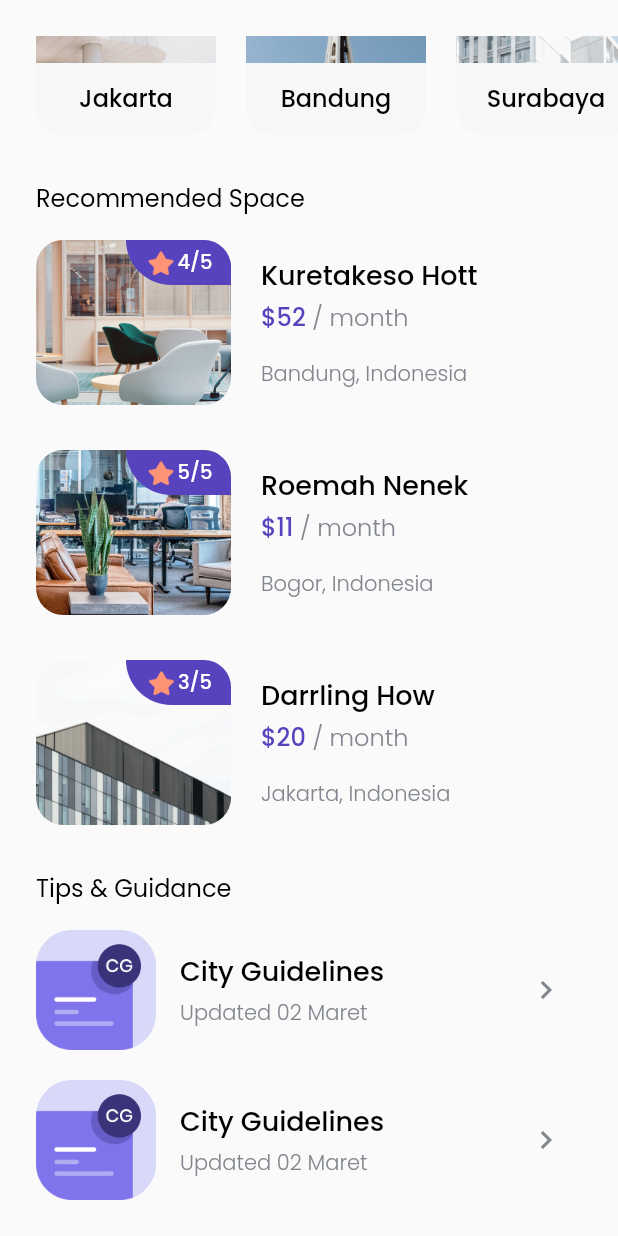
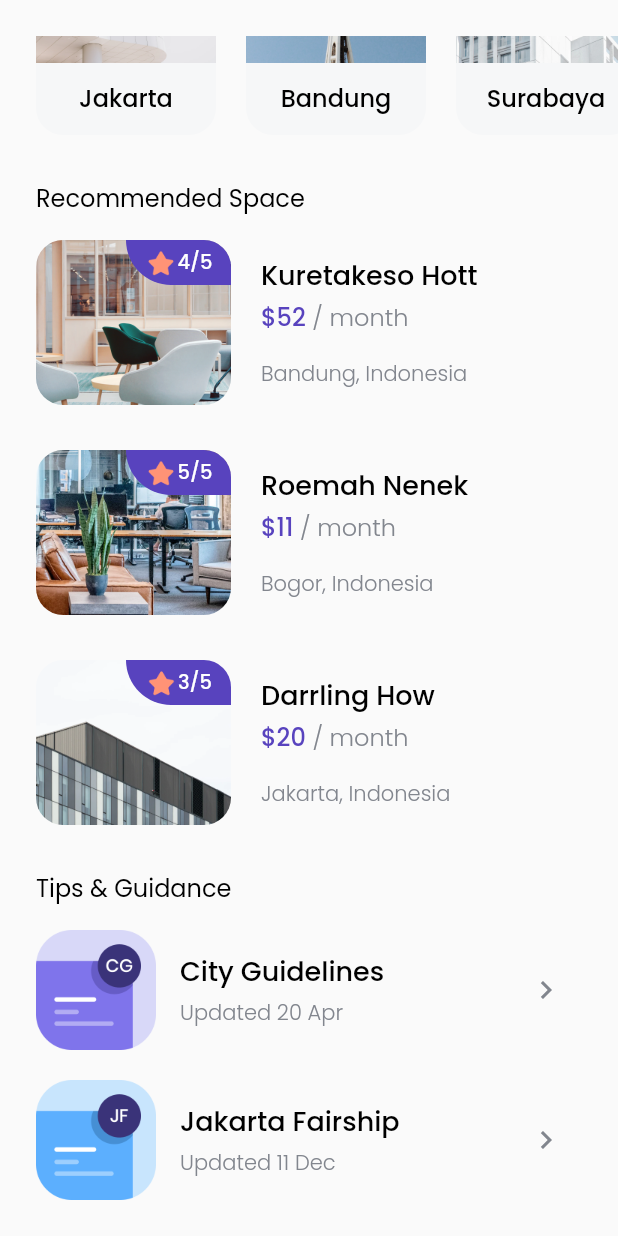
Before and after one commit to numanizudin/hotdoor_apps, a Flutter app: the HomePage screen opened directly, scrolled down 216 dp, on a phone screen of 412 x 824 dp. Run offline on Flutter 3.47's test engine with Material 2 defaults, Android fonts, the phone set to English and light mode, and no system bars; our stand-ins replace google_fonts.

Commit message:
tips and guide update

```diff
--- /dev/null
+++ b/lib/models/tips.dart
@@ -0,0 +1,13 @@
+class Tips {
+  int id;
+  String title;
+  String imageUrl;
+  String updatedAt;
+
+  Tips({
+    this.id,
+    this.imageUrl,
+    this.title,
+    this.updatedAt,
+  });
+}
--- a/lib/pages/home_page.dart
+++ b/lib/pages/home_page.dart
@@ -1,6 +1,7 @@
 import 'package:flutter/material.dart';
 import 'package:hotdoor_apps/models/city.dart';
 import 'package:hotdoor_apps/models/space.dart';
+import 'package:hotdoor_apps/models/tips.dart';
 import 'package:hotdoor_apps/theme.dart';
 import 'package:hotdoor_apps/widgets/city_card.dart';
 import 'package:hotdoor_apps/widgets/space_card.dart';
@@ -184,11 +185,25 @@ class HomePage extends StatelessWidget {
                 ),
                 child: Column(
                   children: [
-                    TipsCard(),
+                    TipsCard(
+                      Tips(
+                        id: 1,
+                        title: 'City Guidelines',
+                        imageUrl: 'assets/tips1.png',
+                        updatedAt: '20 Apr',
+                      ),
+                    ),
                     SizedBox(
                       height: 20,
                     ),
-                    TipsCard(),
+                    TipsCard(
+                      Tips(
+                        id: 2,
+                        title: 'Jakarta Fairship',
+                        imageUrl: 'assets/tips2.png',
+                        updatedAt: '11 Dec',
+                      ),
+                    ),
                   ],
                 ),
               ),
--- a/lib/widgets/tips_card.dart
+++ b/lib/widgets/tips_card.dart
@@ -1,13 +1,17 @@
 import 'package:flutter/material.dart';
+import 'package:hotdoor_apps/models/tips.dart';
 import 'package:hotdoor_apps/theme.dart';
 
 class TipsCard extends StatelessWidget {
+  final Tips tips;
+  TipsCard(this.tips);
+
   @override
   Widget build(BuildContext context) {
     return Row(
       children: [
         Image.asset(
-          'assets/tips1.png',
+          tips.imageUrl,
           width: 80,
         ),
         SizedBox(
@@ -17,7 +21,7 @@ class TipsCard extends StatelessWidget {
           crossAxisAlignment: CrossAxisAlignment.start,
           children: [
             Text(
-              'City Guidelines',
+              tips.title,
               style: blackTextStyle.copyWith(
                 fontSize: 18,
               ),
@@ -26,7 +30,7 @@ class TipsCard extends StatelessWidget {
               height: 4,
             ),
             Text(
-              'Updated 02 Maret',
+              'Updated ${tips.updatedAt}',
               style: greyTextStyle,
             ),
           ],
```
